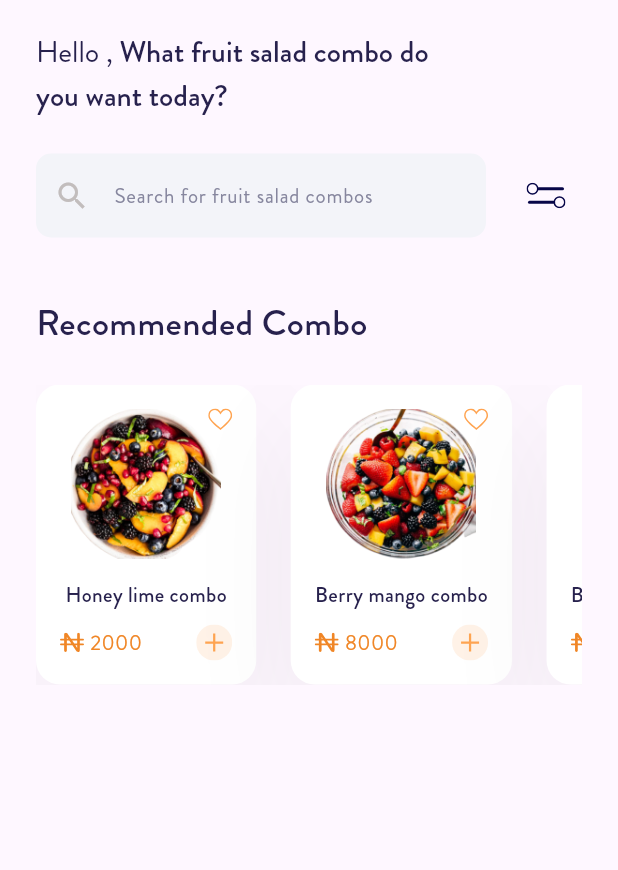
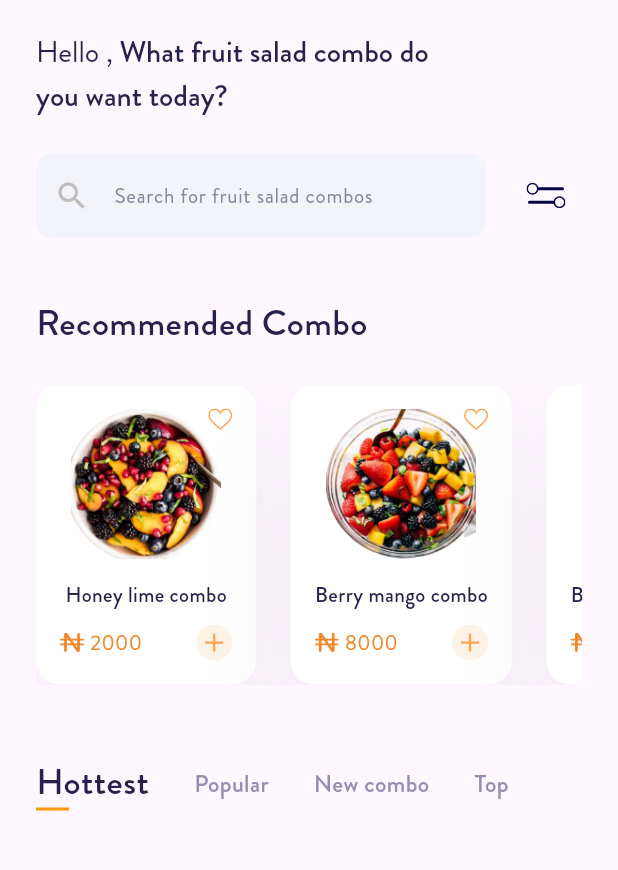
Before and after one commit to ridhoadtyaa/fruit_hub, a Flutter app: the HomeScreen screen opened directly, on a phone screen of 412 x 824 dp, the part 67-937 px from its top. Run offline on Flutter 3.47's test engine with Material 3 defaults, Android fonts, the phone set to English and light mode, and no system bars; our stand-ins replace flutter_svg, shared_preferences; accounts and stored records are empty.

Commit message:
Add SelectableMenu widget to HomeScreen and update SaladCard button action to show snackbar

```diff
--- a/lib/screens/home_screen.dart
+++ b/lib/screens/home_screen.dart
@@ -4,6 +4,7 @@ import 'package:fruit_hub/models/salad_model.dart';
 import 'package:fruit_hub/services/shared_preferences_service.dart';
 import 'package:fruit_hub/widgets/drawer.dart';
 import 'package:fruit_hub/widgets/salad_card.dart';
+import 'package:fruit_hub/widgets/selectable_menu.dart';
 
 class HomeScreen extends StatelessWidget {
   const HomeScreen({super.key});
@@ -163,6 +164,8 @@ class HomeScreen extends StatelessWidget {
                 ],
               ),
             ),
+            const SizedBox(height: 48.0),
+            const SelectableMenu()
           ],
         ),
       ),
--- a/lib/widgets/salad_card.dart
+++ b/lib/widgets/salad_card.dart
@@ -72,7 +72,13 @@ class SaladCard extends StatelessWidget {
                         style: const ButtonStyle(
                           tapTargetSize: MaterialTapTargetSize.shrinkWrap,
                         ),
-                        onPressed: () => {print('oke gas')},
+                        onPressed: () {
+                          ScaffoldMessenger.of(context).showSnackBar(
+                            const SnackBar(
+                              content: Text('Added to cart!'),
+                            ),
+                          );
+                        },
                       ),
                     ],
                   ),
--- /dev/null
+++ b/lib/widgets/selectable_menu.dart
@@ -0,0 +1,72 @@
+import 'package:flutter/material.dart';
+
+class OrangeUnderlineContainer extends StatelessWidget {
+  const OrangeUnderlineContainer({super.key});
+
+  @override
+  Widget build(BuildContext context) {
+    return Container(
+      width: 22,
+      decoration: const BoxDecoration(
+        border: Border(
+          bottom: BorderSide(
+            color: Colors.orange,
+            width: 2.0,
+          ),
+        ),
+      ),
+    );
+  }
+}
+
+class SelectableMenu extends StatefulWidget {
+  const SelectableMenu({super.key});
+
+  @override
+  // ignore: library_private_types_in_public_api
+  _SelectableMenuState createState() => _SelectableMenuState();
+}
+
+class _SelectableMenuState extends State<SelectableMenu> {
+  String? selectedItem = 'Hottest';
+
+  void _selectItem(String item) {
+    setState(() {
+      selectedItem = item;
+    });
+  }
+
+  final List<String> menuItems = ['Hottest', 'Popular', 'New combo', 'Top'];
+
+  @override
+  Widget build(BuildContext context) {
+    return Row(
+      crossAxisAlignment: CrossAxisAlignment.center,
+      children: menuItems.map((item) {
+        return GestureDetector(
+          onTap: () => _selectItem(item),
+          child: Padding(
+            padding: const EdgeInsets.only(right: 30),
+            child: Column(
+              crossAxisAlignment: CrossAxisAlignment.start,
+              mainAxisSize: MainAxisSize.min,
+              children: [
+                Text(
+                  item,
+                  style: TextStyle(
+                    fontSize: selectedItem == item ? 24 : 16,
+                    fontWeight: FontWeight.w500,
+                    color: selectedItem == item
+                        ? const Color(0xFF27214D)
+                        : const Color(0xFF938DB5),
+                  ),
+                ),
+                if (selectedItem == item) const OrangeUnderlineContainer(),
+              ],
+            ),
+          ),
+        );
+      }).toList(),
+    );
+  }
+}
```
